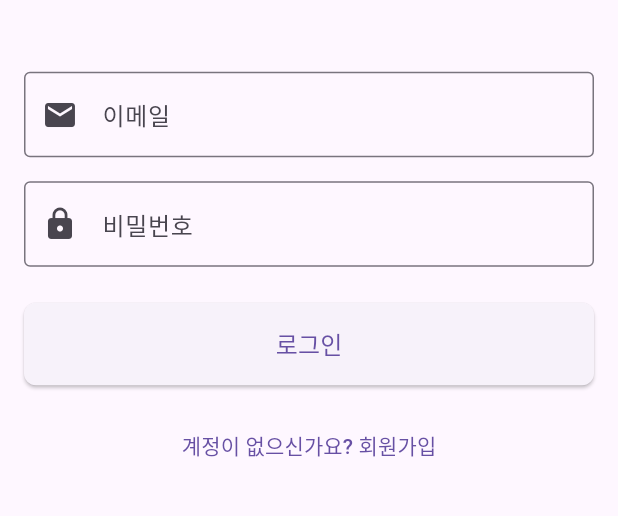
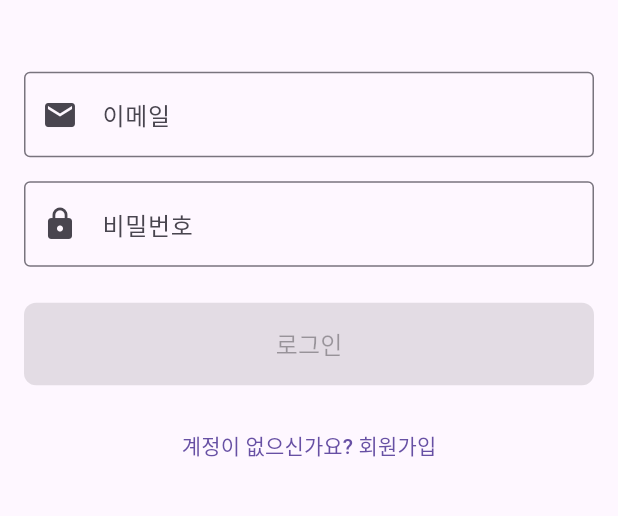
Before and after one commit to 85artihoya/kbody_2, a Flutter app: the screen it shows after launch, on a phone screen of 412 x 824 dp, the part 412-928 px from its top. Run offline on Flutter 3.47's test engine with Material 3 defaults, Android fonts, the phone set to English and light mode, and no system bars; our stand-ins replace camera, dio, file_picker, fl_chart, flutter_dotenv, go_router and 6 more; missing offline and left inert: google_mlkit_commons, google_mlkit_pose_detection, kpostal, shared_preferences.dart; accounts and stored records are empty.

```diff
--- a/frontend_new/lib/screens/gmfcs_selection_screen.dart
+++ b/frontend_new/lib/screens/gmfcs_selection_screen.dart
@@ -26,7 +26,7 @@ class _GmfcsSelectionScreenState extends State<GmfcsSelectionScreen> {
         title: const Text('GMFCS 레벨 선택'),
         leading: IconButton(
           icon: const Icon(Icons.arrow_back),
-          onPressed: () => context.pop(),
+          onPressed: () => context.go('/disability-selection', extra: widget.registerData),
         ),
       ),
       body: SafeArea(
--- a/frontend_new/lib/screens/login_screen.dart
+++ b/frontend_new/lib/screens/login_screen.dart
@@ -15,12 +15,29 @@ class _LoginScreenState extends State<LoginScreen> {
   final _emailController = TextEditingController();
   final _passwordController = TextEditingController();
   bool _isLoading = false;
+  bool _isButtonEnabled = false;
+
+  @override
+  void initState() {
+    super.initState();
+    _emailController.addListener(_updateButtonState);
+    _passwordController.addListener(_updateButtonState);
+  }
 
   @override
   void dispose() {
+    _emailController.removeListener(_updateButtonState);
+    _passwordController.removeListener(_updateButtonState);
     _emailController.dispose();
     _passwordController.dispose();
     super.dispose();
+  }
+
+  void _updateButtonState() {
+    setState(() {
+      _isButtonEnabled = _emailController.text.isNotEmpty &&
+                        _passwordController.text.isNotEmpty;
+    });
   }
 
   void _handleLogin() async {
@@ -129,15 +146,28 @@ class _LoginScreenState extends State<LoginScreen> {
                   ),
                   const SizedBox(height: 24),
                   ElevatedButton(
-                    onPressed: authProvider.isLoading ? null : _handleLogin,
+                    onPressed: (_isButtonEnabled && !authProvider.isLoading) ? _handleLogin : null,
                     style: ElevatedButton.styleFrom(
+                      backgroundColor: (_isButtonEnabled && !authProvider.isLoading)
+                        ? const Color(0xFF4A55E7)  // 활성화 상태: 파란색
+                        : Colors.grey[300],        // 비활성화 상태: 회색
+                      foregroundColor: (_isButtonEnabled && !authProvider.isLoading)
+                        ? Colors.white            // 활성화 상태: 흰색 텍스트
+                        : Colors.grey[600],       // 비활성화 상태: 회색 텍스트
                       padding: const EdgeInsets.symmetric(vertical: 16),
                       shape: RoundedRectangleBorder(
                         borderRadius: BorderRadius.circular(8),
                       ),
                     ),
                     child: authProvider.isLoading
-                        ? const CircularProgressIndicator()
+                        ? const SizedBox(
+                            width: 24,
+                            height: 24,
+                            child: CircularProgressIndicator(
+                              color: Colors.white,
+                              strokeWidth: 2,
+                            ),
+                          )
                         : const Text(
                             '로그인',
                             style: TextStyle(fontSize: 16),
```
Also changed, not shown: frontend_new/lib/routes/routes.dart (+14 -2 lines), frontend_new/lib/screens/developmental_type_screen.dart (+17 -6 lines), frontend_new/lib/screens/other_disability_screen.dart (+18 -6 lines).
